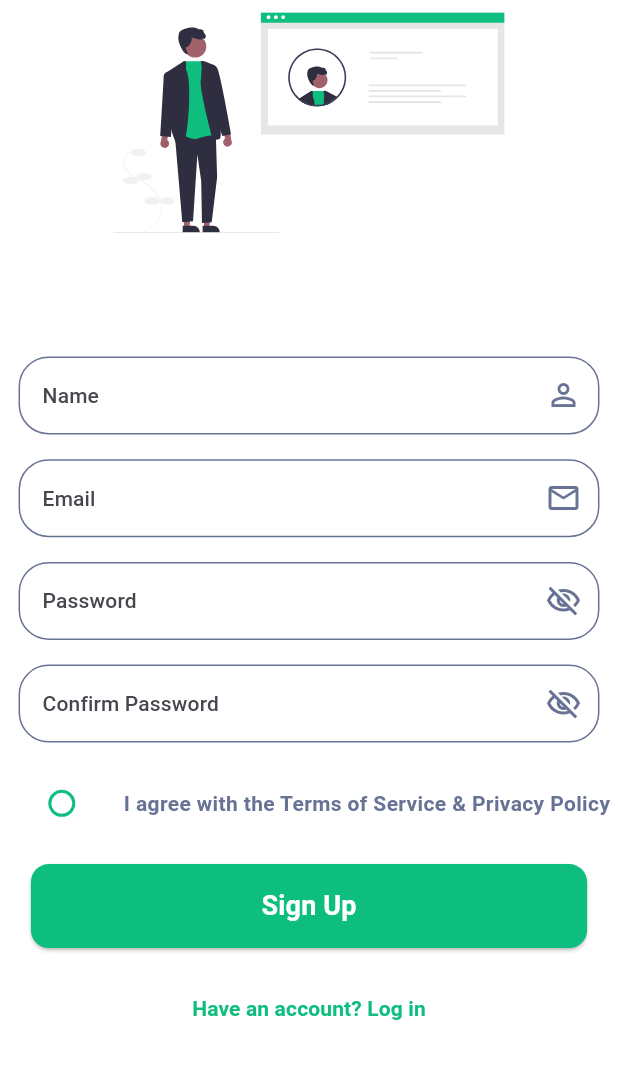
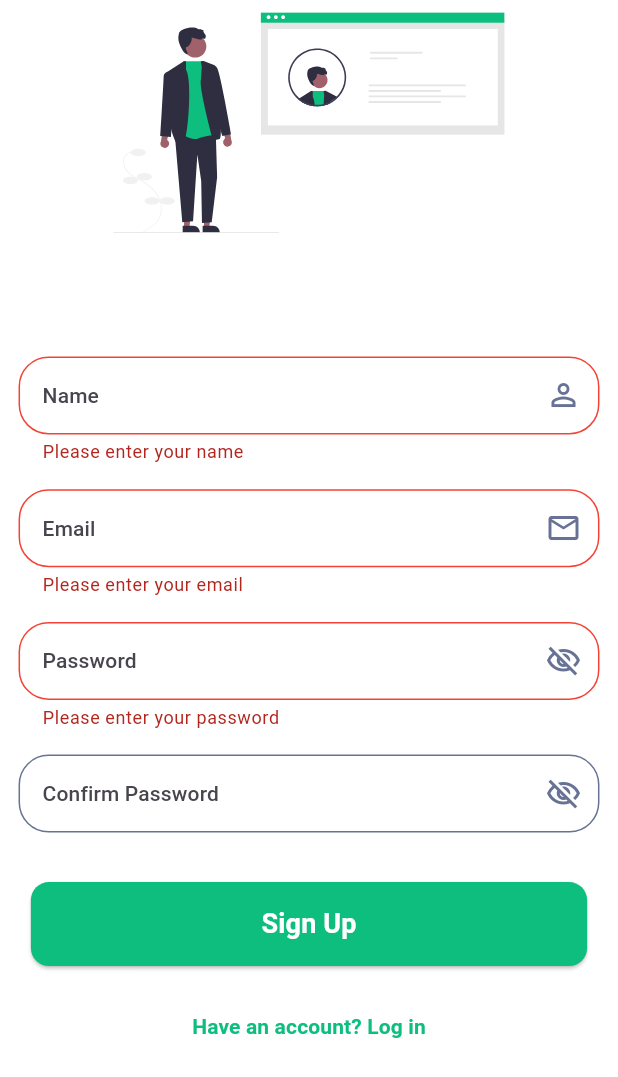
Before and after one commit to hesham81/Salamtk, a Flutter app: the PatientSignUp screen opened directly, after a tap on "Sign Up", on a phone screen of 412 x 824 dp. Shown: the top 1077 px of the screen. Run offline on Flutter 3.47's test engine with Material 3 defaults, Android fonts, the phone set to English and light mode, and no system bars; our stand-ins replace animate_do, firebase_auth, firebase_core, flutter_easyloading, flutter_svg; missing offline and left inert: route_transitions; accounts and stored records are empty.

Commit message:
ending of sign up screen

```diff
--- a/lib/core/constant/app_assets.dart
+++ b/lib/core/constant/app_assets.dart
@@ -1,5 +1,5 @@
 abstract class AppAssets{
-  static const String logo = 'assets/icons/logo.svg';
+  static const String logo = 'assets/images/logo.png';
   static const String halfCircleLeft = 'assets/images/half_circle.svg';
   static const String halfCircleRight = 'assets/images/half_circle_right.svg';
   static const String google = 'assets/icons/google.svg';
--- /dev/null
+++ b/lib/core/utils/auth/login_auth.dart
@@ -0,0 +1,20 @@
+import 'package:firebase_auth/firebase_auth.dart';
+
+abstract class LoginAuth {
+  static final _firebase = FirebaseAuth.instance;
+
+  static Future<String?> login({
+    required String email,
+    required String password,
+  }) async {
+    try {
+      await _firebase.signInWithEmailAndPassword(
+        email: email,
+        password: password,
+      );
+      return null;
+    } on FirebaseAuthException catch (e) {
+      return e.message;
+    }
+  }
+}
--- /dev/null
+++ b/lib/core/utils/auth/sign_up_auth.dart
@@ -0,0 +1,20 @@
+import 'package:firebase_auth/firebase_auth.dart';
+
+abstract class SignUpAuth {
+  static final _firebase = FirebaseAuth.instance;
+
+  static Future<String?> signUp({
+    required String email,
+    required String password,
+  }) async {
+    try {
+      await _firebase.createUserWithEmailAndPassword(
+        email: email,
+        password: password,
+      );
+      return null;
+    } on FirebaseAuthException catch (e) {
+      return e.message;
+    }
+  }
+}
--- a/lib/core/widget/custom_elevated_button.dart
+++ b/lib/core/widget/custom_elevated_button.dart
@@ -4,7 +4,7 @@ import '/core/theme/app_colors.dart';
 class CustomElevatedButton extends StatefulWidget {
   final Widget child;
 
-  final Function() onPressed;
+  final Function()? onPressed;
   final Color? btnColor;
   final double borderRadius;
 
@@ -24,7 +24,7 @@ class _CustomElevatedButtonState extends State<CustomElevatedButton> {
   @override
   Widget build(BuildContext context) {
     return ElevatedButton(
-      onPressed: () {},
+      onPressed: widget.onPressed,
       style: ElevatedButton.styleFrom(
         backgroundColor: widget.btnColor ?? AppColors.secondaryColor,
         padding: EdgeInsets.symmetric(vertical: 15),
--- a/lib/core/widget/custom_text_form_field.dart
+++ b/lib/core/widget/custom_text_form_field.dart
@@ -9,7 +9,7 @@ class CustomTextFormField extends StatefulWidget {
   final IconData? suffixIcon;
   final bool isPassword;
   final ValidationFunction? validate;
-  final TextEditingController? controller;
+  final TextEditingController controller;
 
   const CustomTextFormField({
     super.key,
@@ -18,7 +18,7 @@ class CustomTextFormField extends StatefulWidget {
     this.suffixIcon,
     this.isPassword = false,
     this.validate,
-    this.controller,
+    required this.controller,
   });
 
   @override
@@ -26,11 +26,12 @@ class CustomTextFormField extends StatefulWidget {
 }
 
 class _CustomTextFormFieldState extends State<CustomTextFormField> {
-  bool isVisible = false;
+  bool isVisible = false; // Controls password visibility
 
   @override
   Widget build(BuildContext context) {
     var theme = Theme.of(context).textTheme;
+
     return TextFormField(
       validator: widget.validate,
       controller: widget.controller,
@@ -43,14 +44,16 @@ class _CustomTextFormFieldState extends State<CustomTextFormField> {
             : IconButton(
           onPressed: () {
             setState(() {
-                    isVisible = !isVisible;
+              isVisible = !isVisible; // Toggle password visibility
             });
           },
-                icon: Icon((isVisible)
+          icon: Icon(
+            (isVisible)
                 ? Icons.visibility_outlined
-                    : Icons.visibility_off_outlined),
+                : Icons.visibility_off_outlined,
           ),
-        hintText: widget.hintText,
+        ),
+        hintText: widget.hintText, // Use the provided hintText
         prefixIconColor: AppColors.slateBlueColor,
         suffixIconColor: AppColors.slateBlueColor,
         focusColor: AppColors.slateBlueColor,
@@ -65,15 +68,25 @@ class _CustomTextFormFieldState extends State<CustomTextFormField> {
           borderSide: BorderSide(color: Color(0xff677294)),
           borderRadius: BorderRadius.circular(widget.borderRadius),
         ),
+        errorBorder: OutlineInputBorder(
+          borderSide: BorderSide(
+            color: Colors.red,
+          ),
+          borderRadius: BorderRadius.circular(widget.borderRadius),
+        ),
         focusedBorder: OutlineInputBorder(
           borderSide: BorderSide(color: Color(0xff677294)),
           borderRadius: BorderRadius.circular(widget.borderRadius),
         ),
       ),
-      style: theme.labelLarge!.copyWith(
+      style: theme.labelLarge?.copyWith(
         color: AppColors.slateBlueColor,
-      ),
-      obscureText: (widget.isPassword) ? isVisible : false,
+      ) ??
+          TextStyle(
+            fontSize: 16,
+            color: AppColors.slateBlueColor,
+          ), // Fallback style if labelLarge is null
+      obscureText: (widget.isPassword) ? !isVisible : false, // Fix obscureText logic
     );
   }
 }
--- a/lib/modules/sign_up/pages/patient_sign_up/patient_sign_up.dart
+++ b/lib/modules/sign_up/pages/patient_sign_up/patient_sign_up.dart
@@ -1,6 +1,8 @@
 import 'package:flutter/material.dart';
+import 'package:flutter_easyloading/flutter_easyloading.dart';
 import 'package:flutter_svg/flutter_svg.dart';
-import 'package:twseef/core/validations/validations.dart';
+import '/core/utils/auth/sign_up_auth.dart';
+import '/core/validations/validations.dart';
 import '/core/constant/app_assets.dart';
 import '/core/extensions/align.dart';
 import '/core/extensions/extensions.dart';
@@ -17,17 +19,20 @@ class PatientSignUp extends StatefulWidget {
 }
 
 class _PatientSignUpState extends State<PatientSignUp> {
-  bool? _selectedValue;
   TextEditingController nameController = TextEditingController();
   TextEditingController emailController = TextEditingController();
   TextEditingController passwordController = TextEditingController();
   TextEditingController confirmPasswordController = TextEditingController();
   GlobalKey<FormState> formKey = GlobalKey<FormState>();
 
+  // bool done = false ;
+
   @override
   Widget build(BuildContext context) {
     return Scaffold(
-      body: SingleChildScrollView(
+      body: Form(
+        key: formKey,
+        child: SingleChildScrollView(
           child: Column(
             children: [
               0.01.height.hSpace,
@@ -37,9 +42,7 @@ class _PatientSignUpState extends State<PatientSignUp> {
                 ).center,
               ),
               0.1.height.hSpace,
-            Form(
-              key: formKey,
-              child: Column(
+              Column(
                 children: [
                   CustomTextFormField(
                     hintText: "Name",
@@ -58,7 +61,8 @@ class _PatientSignUpState extends State<PatientSignUp> {
                   CustomTextFormField(
                     hintText: "Password",
                     isPassword: true,
-                    validate: (value) => Validations.isPasswordValid(value ?? ""),
+                    validate: (value) =>
+                        Validations.isPasswordValid(value ?? ""),
                     controller: passwordController,
                   ),
                   0.02.height.hSpace,
@@ -74,41 +78,32 @@ class _PatientSignUpState extends State<PatientSignUp> {
                   0.02.height.hSpace,
                 ],
               ).hPadding(0.03.width),
-            ),
-            Row(
-              children: [
-                Expanded(
-                  child: Radio<bool>(
-                    focusColor: AppColors.secondaryColor,
-                    hoverColor: AppColors.secondaryColor,
-                    fillColor: WidgetStatePropertyAll(AppColors.secondaryColor),
-                    value: _selectedValue ?? false,
-                    groupValue: _selectedValue,
-                    onChanged: (value) {
-                      setState(() {
-                        _selectedValue = value;
-                      });
-                    },
-                  ),
-                ),
-                Expanded(
-                  flex: 4,
-                  child: Text(
-                    "I agree with the Terms of Service & Privacy Policy",
-                    overflow: TextOverflow.ellipsis,
-                    style: TextStyle(
-                      color: AppColors.slateBlueColor,
-                      fontWeight: FontWeight.bold,
-                      fontSize: 14,
-                    ),
-                  ),
-                ),
-              ],
-            ),
               0.02.height.hSpace,
               SizedBox(
                 width: double.maxFinite,
                 child: CustomElevatedButton(
+                  onPressed: () async {
+                    if (formKey.currentState!.validate()) {
+                      EasyLoading.show();
+                      await SignUpAuth.signUp(
+                              email: emailController.text,
+                              password: passwordController.text)
+                          .then(
+                        (value) {
+                          if (value == null) {
+                            Navigator.pop(context);
+                            EasyLoading.dismiss();
+                            EasyLoading.showSuccess(
+                              "Account Created Successfully",
+                            );
+                          } else {
+                            EasyLoading.dismiss();
+                            EasyLoading.showError(value);
+                          }
+                        },
+                      );
+                    }
+                  },
                   child: Text(
                     "Sign Up",
                     style: TextStyle(
@@ -117,7 +112,6 @@ class _PatientSignUpState extends State<PatientSignUp> {
                       fontSize: 18,
                     ),
                   ),
-                onPressed: () {},
                 ),
               ).hPadding(0.05.width),
               0.02.height.hSpace,
@@ -128,6 +122,7 @@ class _PatientSignUpState extends State<PatientSignUp> {
             ],
           ),
         ),
+      ),
     );
   }
 }
--- a/lib/modules/splash_screen/pages/splash_screen.dart
+++ b/lib/modules/splash_screen/pages/splash_screen.dart
@@ -2,7 +2,7 @@ import 'package:animate_do/animate_do.dart';
 import 'package:flutter/material.dart';
 import 'package:flutter_svg/flutter_svg.dart';
 import 'package:route_transitions/route_transitions.dart';
-import 'package:twseef/modules/sign_in/pages/sign_in.dart';
+import '/modules/sign_in/pages/sign_in.dart';
 import '/core/constant/app_assets.dart';
 import '/core/extensions/align.dart';
 
@@ -34,7 +34,7 @@ class _SplashScreenState extends State<SplashScreen> {
               AppAssets.halfCircleLeft,
             ).alignTopLeft(),
           ),
-          SvgPicture.asset(AppAssets.logo).center,
+          Image.asset(AppAssets.logo).center,
           FadeInRight(
             duration: Duration(seconds: 2),
             child: SvgPicture.asset(
--- a/pubspec.yaml
+++ b/pubspec.yaml
@@ -39,6 +39,7 @@ dependencies:
   animate_do: ^4.2.0
   firebase_core: ^3.12.1
   firebase_auth: ^5.5.1
+  flutter_easyloading: ^3.0.5
 
 dev_dependencies:
   flutter_test:
```
Also changed, not shown: lib/core/services/loading_indicator.dart (added, +18 -0 lines), lib/main.dart (+8 -2 lines), lib/modules/sign_in/pages/sign_in.dart (+35 -14 lines), assets/images/logo.png (added), assets/images/logoo.svg (added), pubspec.lock. Lines whose indentation alone changed are shown as unchanged.
